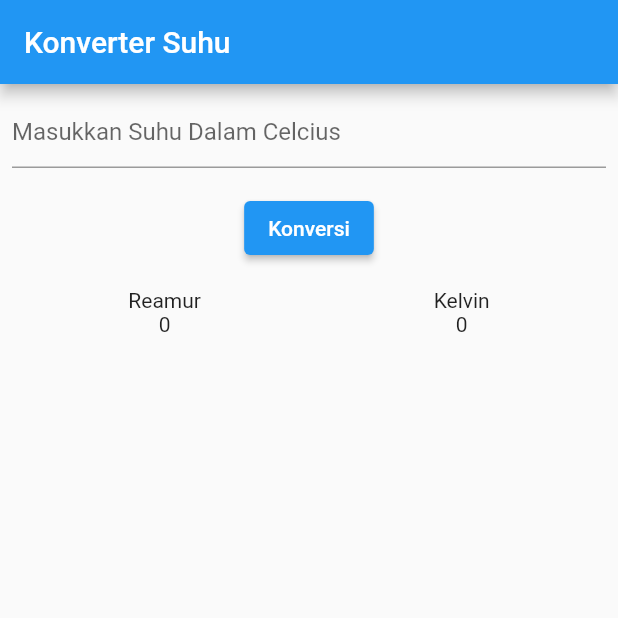
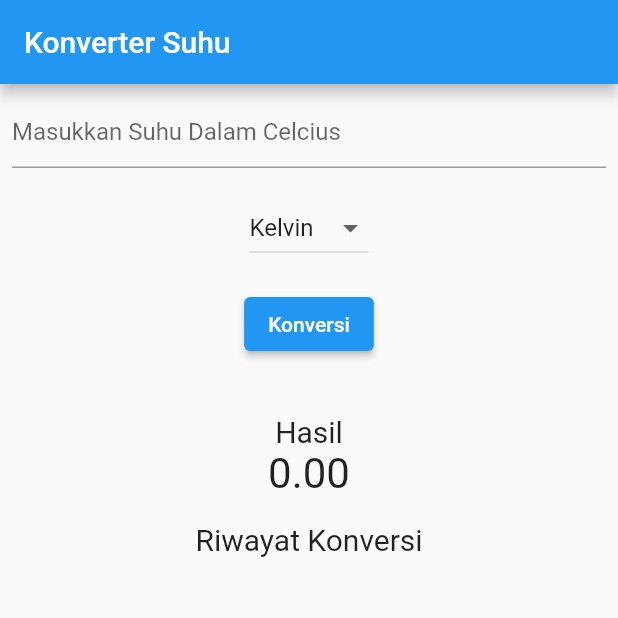
Before and after one commit to AkhmadRamadani/konversi_suhu_flutter, a Flutter app: the screen it shows after launch, after a tap on "Konversi", on a phone screen of 412 x 824 dp, the top half of it. Run offline on Flutter 3.47's test engine with Material 2 defaults, Android fonts, the phone set to English and light mode, and no system bars.

Commit message:
add stateful widget

```diff
--- a/lib/main.dart
+++ b/lib/main.dart
@@ -1,5 +1,6 @@
 import 'package:flutter/material.dart';
 import 'package:flutter_application/widget/button_widget.dart';
+import 'package:flutter_application/widget/dropdown_widget.dart';
 import 'package:flutter_application/widget/input_widget.dart';
 import 'package:flutter_application/widget/result_widget.dart';
 
@@ -18,14 +19,34 @@ class _MyAppState extends State<MyApp> {
   double _inputUser = 0;
   double _kelvin = 0;
   double _reamur = 0;
+  double _result = 0;
+  String _newValue = "Kelvin";
+
+  var listItem = [
+    "Kelvin",
+    "Reamur",
+  ];
 
   TextEditingController inputController = TextEditingController();
+
+  List<String> convertionHistory = [];
 
   void hitungSuhu() {
     setState(() {
       _inputUser = double.parse(inputController.text);
-      _kelvin = _inputUser + 273;
-      _reamur = (4 / 5) * _inputUser;
+      if (_newValue == "Kelvin") {
+        _result = _inputUser + 273;
+      } else {
+        _result = (4 / 5) * _inputUser;
+      }
+      convertionHistory.add(
+          "Suhu $_inputUser Celcius setelah dikonversi menjadi $_result $_newValue");
+    });
+  }
+
+  void dropdownOnChanged(String? changeValue) {
+    setState(() {
+      _newValue = changeValue ?? 'Kelvin';
     });
   }
 
@@ -55,6 +76,14 @@ class _MyAppState extends State<MyApp> {
               const SizedBox(
                 height: 16,
               ),
+              DropdownWidget(
+                dropdownOnChanged: dropdownOnChanged,
+                listItem: listItem,
+                newValue: _newValue,
+              ),
+              const SizedBox(
+                height: 16,
+              ),
               ButtonWidget(
                 onPressed: hitungSuhu,
                 title: 'Konversi',
@@ -63,9 +92,27 @@ class _MyAppState extends State<MyApp> {
                 height: 16,
               ),
               ResultWidget(
-                kelvin: _kelvin,
-                reamur: _reamur,
-              )
+                result: _result,
+              ),
+              const SizedBox(
+                height: 16,
+              ),
+              const Text(
+                "Riwayat Konversi",
+                style: TextStyle(
+                  fontSize: 20,
+                ),
+              ),
+              Expanded(
+                child: ListView.builder(
+                  itemCount: convertionHistory.length,
+                  itemBuilder: (context, index) {
+                    return ListTile(
+                      title: Text(convertionHistory[index]),
+                    );
+                  },
+                ),
+              ),
             ],
           ),
         ),
--- /dev/null
+++ b/lib/widget/dropdown_widget.dart
@@ -0,0 +1,25 @@
+import 'package:flutter/material.dart';
+
+class DropdownWidget extends StatelessWidget {
+  const DropdownWidget(
+      {super.key,
+      required this.dropdownOnChanged,
+      required this.listItem,
+      required this.newValue});
+  final Function(String?)? dropdownOnChanged;
+  final List<String> listItem;
+  final String newValue;
+  @override
+  Widget build(BuildContext context) {
+    return DropdownButton<String>(
+      items: listItem.map((String value) {
+        return DropdownMenuItem<String>(
+          value: value,
+          child: Text(value),
+        );
+      }).toList(),
+      value: newValue,
+      onChanged: dropdownOnChanged,
+    );
+  }
+}
--- a/lib/widget/result_widget.dart
+++ b/lib/widget/result_widget.dart
@@ -1,27 +1,31 @@
 import 'package:flutter/material.dart';
 
 class ResultWidget extends StatelessWidget {
-  const ResultWidget({super.key, required this.kelvin, required this.reamur});
-  final double reamur;
-  final double kelvin;
+  const ResultWidget({super.key, required this.result});
+  // final double reamur;
+  final double result;
   @override
   Widget build(BuildContext context) {
-    return Row(
-      mainAxisAlignment: MainAxisAlignment.spaceAround,
-      children: [
-        Column(
-          children: [
-            const Text('Reamur'),
-            Text('${reamur.round()}'),
-          ],
-        ),
-        Column(
-          children: [
-            const Text('Kelvin'),
-            Text('${kelvin.round()}'),
-          ],
-        ),
-      ],
+    return Container(
+      margin: const EdgeInsets.only(
+        top: 20,
+      ),
+      child: Column(
+        children: [
+          const Text(
+            'Hasil',
+            style: TextStyle(
+              fontSize: 20,
+            ),
+          ),
+          Text(
+            result.toStringAsFixed(2),
+            style: const TextStyle(
+              fontSize: 28,
+            ),
+          ),
+        ],
+      ),
     );
   }
 }
```
